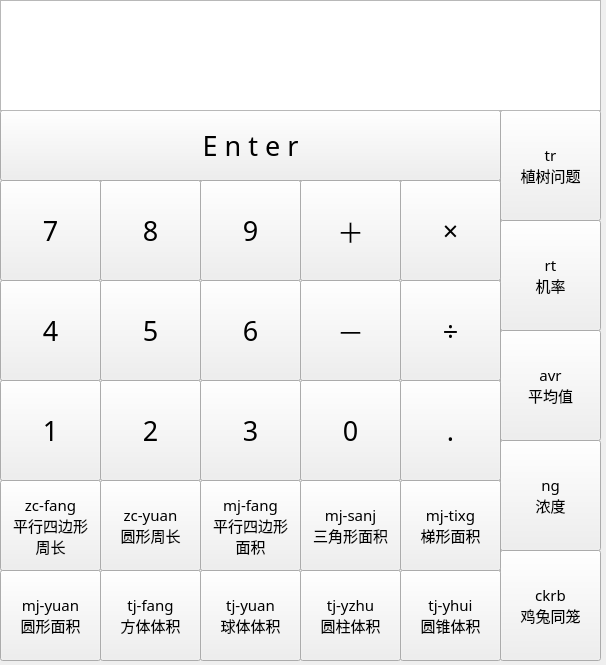
Above: Window/Window.ui from mrczf/friendly before the change. Below: the same form after it.
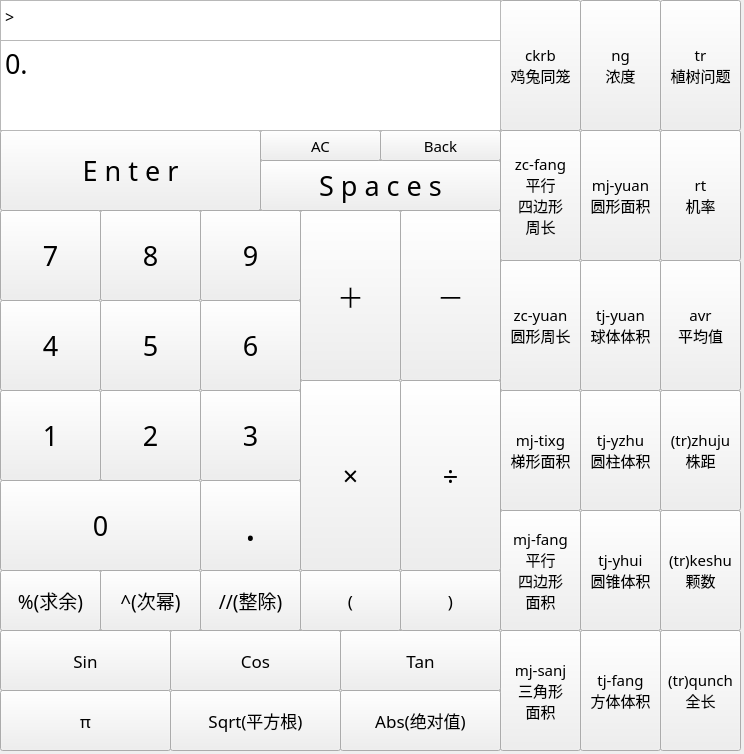
That is the form after the change.

What changed in the file:
```diff
--- a/Window/Window.ui
+++ b/Window/Window.ui
@@ -6,8 +6,8 @@
    <rect>
     <x>0</x>
     <y>0</y>
-    <width>606</width>
-    <height>665</height>
+    <width>744</width>
+    <height>754</height>
    </rect>
   </property>
   <property name="windowTitle">
@@ -26,10 +26,10 @@
    <widget class="QPushButton" name="tr">
     <property name="geometry">
      <rect>
-      <x>500</x>
-      <y>110</y>
-      <width>101</width>
-      <height>111</height>
+      <x>660</x>
+      <y>0</y>
+      <width>81</width>
+      <height>131</height>
      </rect>
     </property>
     <property name="font">
@@ -46,10 +46,10 @@
    <widget class="QPushButton" name="rt">
     <property name="geometry">
      <rect>
-      <x>500</x>
-      <y>220</y>
-      <width>101</width>
-      <height>111</height>
+      <x>660</x>
+      <y>130</y>
+      <width>81</width>
+      <height>131</height>
      </rect>
     </property>
     <property name="font">
@@ -66,10 +66,10 @@
    <widget class="QPushButton" name="avr">
     <property name="geometry">
      <rect>
-      <x>500</x>
-      <y>330</y>
-      <width>101</width>
-      <height>111</height>
+      <x>660</x>
+      <y>260</y>
+      <width>81</width>
+      <height>131</height>
      </rect>
     </property>
     <property name="font">
@@ -86,10 +86,10 @@
    <widget class="QPushButton" name="ng">
     <property name="geometry">
      <rect>
-      <x>500</x>
-      <y>440</y>
-      <width>101</width>
-      <height>111</height>
+      <x>580</x>
+      <y>0</y>
+      <width>81</width>
+      <height>131</height>
      </rect>
     </property>
     <property name="font">
@@ -107,9 +107,9 @@
     <property name="geometry">
      <rect>
       <x>500</x>
-      <y>550</y>
-      <width>101</width>
-      <height>111</height>
+      <y>0</y>
+      <width>81</width>
+      <height>131</height>
      </rect>
     </property>
     <property name="font">
@@ -129,10 +129,10 @@
    <widget class="QPushButton" name="tj_yhui">
     <property name="geometry">
      <rect>
-      <x>400</x>
-      <y>570</y>
-      <width>101</width>
-      <height>91</height>
+      <x>580</x>
+      <y>510</y>
+      <width>81</width>
+      <height>121</height>
      </rect>
     </property>
     <property name="font">
@@ -149,10 +149,10 @@
    <widget class="QPushButton" name="mj_yuan">
     <property name="geometry">
      <rect>
-      <x>0</x>
-      <y>570</y>
-      <width>101</width>
-      <height>91</height>
+      <x>580</x>
+      <y>130</y>
+      <width>81</width>
+      <height>131</height>
      </rect>
     </property>
     <property name="font">
@@ -169,10 +169,10 @@
    <widget class="QPushButton" name="tj_fang">
     <property name="geometry">
      <rect>
-      <x>100</x>
-      <y>570</y>
-      <width>101</width>
-      <height>91</height>
+      <x>580</x>
+      <y>630</y>
+      <width>81</width>
+      <height>121</height>
      </rect>
     </property>
     <property name="font">
@@ -189,10 +189,10 @@
    <widget class="QPushButton" name="tj_yuan">
     <property name="geometry">
      <rect>
-      <x>200</x>
-      <y>570</y>
-      <width>101</width>
-      <height>91</height>
+      <x>580</x>
+      <y>260</y>
+      <width>81</width>
+      <height>131</height>
      </rect>
     </property>
     <property name="font">
@@ -209,10 +209,10 @@
    <widget class="QPushButton" name="tj_yzhu">
     <property name="geometry">
      <rect>
-      <x>300</x>
-      <y>570</y>
-      <width>101</width>
-      <height>91</height>
+      <x>580</x>
+      <y>390</y>
+      <width>81</width>
+      <height>121</height>
      </rect>
     </property>
     <property name="font">
@@ -229,10 +229,10 @@
    <widget class="QPushButton" name="mj_tixg">
     <property name="geometry">
      <rect>
-      <x>400</x>
-      <y>480</y>
-      <width>101</width>
-      <height>91</height>
+      <x>500</x>
+      <y>390</y>
+      <width>81</width>
+      <height>121</height>
      </rect>
     </property>
     <property name="font">
@@ -246,34 +246,13 @@
 梯形面积</string>
     </property>
    </widget>
-   <widget class="QPushButton" name="zc_fang">
-    <property name="geometry">
-     <rect>
-      <x>0</x>
-      <y>480</y>
-      <width>101</width>
-      <height>91</height>
-     </rect>
-    </property>
-    <property name="font">
-     <font>
-      <family>Candara Light</family>
-      <pointsize>11</pointsize>
-     </font>
-    </property>
-    <property name="text">
-     <string>zc-fang
-平行四边形
-周长</string>
-    </property>
-   </widget>
    <widget class="QPushButton" name="zc_yuan">
     <property name="geometry">
      <rect>
-      <x>100</x>
-      <y>480</y>
-      <width>101</width>
-      <height>91</height>
+      <x>500</x>
+      <y>260</y>
+      <width>81</width>
+      <height>131</height>
      </rect>
     </property>
     <property name="font">
@@ -290,10 +269,10 @@
    <widget class="QPushButton" name="mj_fang">
     <property name="geometry">
      <rect>
-      <x>200</x>
-      <y>480</y>
-      <width>101</width>
-      <height>91</height>
+      <x>500</x>
+      <y>510</y>
+      <width>81</width>
+      <height>121</height>
      </rect>
     </property>
     <property name="font">
@@ -304,17 +283,18 @@
     </property>
     <property name="text">
      <string>mj-fang
-平行四边形
+平行
+四边形
 面积</string>
     </property>
    </widget>
    <widget class="QPushButton" name="mj_sanj">
     <property name="geometry">
      <rect>
-      <x>300</x>
-      <y>480</y>
-      <width>101</width>
-      <height>91</height>
+      <x>500</x>
+      <y>630</y>
+      <width>81</width>
+      <height>121</height>
      </rect>
     </property>
     <property name="font">
@@ -325,16 +305,17 @@
     </property>
     <property name="text">
      <string>mj-sanj
-三角形面积</string>
+三角形
+面积</string>
     </property>
    </widget>
-   <widget class="QPushButton" name="EnterButton">
+   <widget class="QToolButton" name="EnterButton">
     <property name="geometry">
      <rect>
       <x>0</x>
-      <y>110</y>
-      <width>501</width>
-      <height>71</height>
+      <y>130</y>
+      <width>261</width>
+      <height>81</height>
      </rect>
     </property>
     <property name="font">
@@ -351,9 +332,9 @@
     <property name="geometry">
      <rect>
       <x>0</x>
-      <y>180</y>
+      <y>210</y>
       <width>101</width>
-      <height>101</height>
+      <height>91</height>
      </rect>
     </property>
     <property name="font">
@@ -370,9 +351,9 @@
     <property name="geometry">
      <rect>
       <x>100</x>
-      <y>180</y>
+      <y>210</y>
       <width>101</width>
-      <height>101</height>
+      <height>91</height>
      </rect>
     </property>
     <property name="font">
@@ -389,9 +370,9 @@
     <property name="geometry">
      <rect>
       <x>200</x>
-      <y>180</y>
+      <y>210</y>
       <width>101</width>
-      <height>101</height>
+      <height>91</height>
      </rect>
     </property>
     <property name="font">
@@ -408,9 +389,9 @@
     <property name="geometry">
      <rect>
       <x>200</x>
-      <y>380</y>
+      <y>390</y>
       <width>101</width>
-      <height>101</height>
+      <height>91</height>
      </rect>
     </property>
     <property name="font">
@@ -427,9 +408,9 @@
     <property name="geometry">
      <rect>
       <x>0</x>
-      <y>380</y>
+      <y>390</y>
       <width>101</width>
-      <height>101</height>
+      <height>91</height>
      </rect>
     </property>
     <property name="font">
@@ -446,9 +427,9 @@
     <property name="geometry">
      <rect>
       <x>100</x>
-      <y>380</y>
+      <y>390</y>
       <width>101</width>
-      <height>101</height>
+      <height>91</height>
      </rect>
     </property>
     <property name="font">
@@ -465,9 +446,9 @@
     <property name="geometry">
      <rect>
       <x>200</x>
-      <y>280</y>
+      <y>300</y>
       <width>101</width>
-      <height>101</height>
+      <height>91</height>
      </rect>
     </property>
     <property name="font">
@@ -484,9 +465,9 @@
     <property name="geometry">
      <rect>
       <x>0</x>
-      <y>280</y>
+      <y>300</y>
       <width>101</width>
-      <height>101</height>
+      <height>91</height>
      </rect>
     </property>
     <property name="font">
@@ -503,9 +484,9 @@
     <property name="geometry">
      <rect>
       <x>100</x>
-      <y>280</y>
+      <y>300</y>
       <width>101</width>
-      <height>101</height>
+      <height>91</height>
      </rect>
     </property>
     <property name="font">
@@ -521,10 +502,10 @@
    <widget class="QPushButton" name="key0">
     <property name="geometry">
      <rect>
-      <x>300</x>
-      <y>380</y>
-      <width>101</width>
-      <height>101</height>
+      <x>0</x>
+      <y>480</y>
+      <width>201</width>
+      <height>91</height>
      </rect>
     </property>
     <property name="font">
@@ -540,16 +521,16 @@
    <widget class="QPushButton" name="num_dot">
     <property name="geometry">
      <rect>
-      <x>400</x>
-      <y>380</y>
+      <x>200</x>
+      <y>480</y>
       <width>101</width>
-      <height>101</height>
+      <height>91</height>
      </rect>
     </property>
     <property name="font">
      <font>
       <family>Microsoft JhengHei Light</family>
-      <pointsize>20</pointsize>
+      <pointsize>30</pointsize>
      </font>
     </property>
     <property name="text">
@@ -560,9 +541,9 @@
     <property name="geometry">
      <rect>
       <x>300</x>
-      <y>180</y>
+      <y>210</y>
       <width>101</width>
-      <height>101</height>
+      <height>171</height>
      </rect>
     </property>
     <property name="font">
@@ -578,10 +559,10 @@
    <widget class="QPushButton" name="Times">
     <property name="geometry">
      <rect>
-      <x>400</x>
-      <y>180</y>
+      <x>300</x>
+      <y>380</y>
       <width>101</width>
-      <height>101</height>
+      <height>191</height>
      </rect>
     </property>
     <property name="font">
@@ -597,10 +578,10 @@
    <widget class="QPushButton" name="Minus">
     <property name="geometry">
      <rect>
-      <x>300</x>
-      <y>280</y>
+      <x>400</x>
+      <y>210</y>
       <width>101</width>
-      <height>101</height>
+      <height>171</height>
      </rect>
     </property>
     <property name="font">
@@ -617,9 +598,9 @@
     <property name="geometry">
      <rect>
       <x>400</x>
-      <y>280</y>
+      <y>380</y>
       <width>101</width>
-      <height>101</height>
+      <height>191</height>
      </rect>
     </property>
     <property name="font">
@@ -632,24 +613,407 @@
      <string>÷</string>
     </property>
    </widget>
-   <widget class="QPlainTextEdit" name="plainTextEdit">
+   <widget class="QToolButton" name="Spaces">
+    <property name="geometry">
+     <rect>
+      <x>260</x>
+      <y>160</y>
+      <width>241</width>
+      <height>51</height>
+     </rect>
+    </property>
+    <property name="font">
+     <font>
+      <family>Corbel Light</family>
+      <pointsize>20</pointsize>
+      <strikeout>false</strikeout>
+      <kerning>true</kerning>
+     </font>
+    </property>
+    <property name="text">
+     <string>S p a c e s</string>
+    </property>
+   </widget>
+   <widget class="QToolButton" name="AC">
+    <property name="geometry">
+     <rect>
+      <x>260</x>
+      <y>130</y>
+      <width>121</width>
+      <height>31</height>
+     </rect>
+    </property>
+    <property name="font">
+     <font>
+      <family>Corbel Light</family>
+      <pointsize>11</pointsize>
+     </font>
+    </property>
+    <property name="text">
+     <string>AC</string>
+    </property>
+   </widget>
+   <widget class="QToolButton" name="BK">
+    <property name="geometry">
+     <rect>
+      <x>380</x>
+      <y>130</y>
+      <width>121</width>
+      <height>31</height>
+     </rect>
+    </property>
+    <property name="font">
+     <font>
+      <family>Corbel Light</family>
+      <pointsize>11</pointsize>
+     </font>
+    </property>
+    <property name="text">
+     <string>Back</string>
+    </property>
+   </widget>
+   <widget class="QPushButton" name="Remainder">
+    <property name="geometry">
+     <rect>
+      <x>0</x>
+      <y>570</y>
+      <width>101</width>
+      <height>61</height>
+     </rect>
+    </property>
+    <property name="font">
+     <font>
+      <family>Microsoft JhengHei Light</family>
+      <pointsize>14</pointsize>
+     </font>
+    </property>
+    <property name="text">
+     <string>%(求余)</string>
+    </property>
+   </widget>
+   <widget class="QPushButton" name="Exact">
+    <property name="geometry">
+     <rect>
+      <x>200</x>
+      <y>570</y>
+      <width>101</width>
+      <height>61</height>
+     </rect>
+    </property>
+    <property name="font">
+     <font>
+      <family>Microsoft JhengHei Light</family>
+      <pointsize>14</pointsize>
+     </font>
+    </property>
+    <property name="text">
+     <string>//(整除)</string>
+    </property>
+   </widget>
+   <widget class="QPushButton" name="Power">
+    <property name="geometry">
+     <rect>
+      <x>100</x>
+      <y>570</y>
+      <width>101</width>
+      <height>61</height>
+     </rect>
+    </property>
+    <property name="font">
+     <font>
+      <family>Microsoft JhengHei Light</family>
+      <pointsize>14</pointsize>
+     </font>
+    </property>
+    <property name="text">
+     <string>^(次幂)</string>
+    </property>
+   </widget>
+   <widget class="QPushButton" name="sin">
+    <property name="geometry">
+     <rect>
+      <x>0</x>
+      <y>630</y>
+      <width>171</width>
+      <height>61</height>
+     </rect>
+    </property>
+    <property name="font">
+     <font>
+      <family>Candara Light</family>
+      <pointsize>13</pointsize>
+     </font>
+    </property>
+    <property name="text">
+     <string>Sin</string>
+    </property>
+   </widget>
+   <widget class="QPushButton" name="tan">
+    <property name="geometry">
+     <rect>
+      <x>340</x>
+      <y>630</y>
+      <width>161</width>
+      <height>61</height>
+     </rect>
+    </property>
+    <property name="font">
+     <font>
+      <family>Candara Light</family>
+      <pointsize>13</pointsize>
+     </font>
+    </property>
+    <property name="text">
+     <string>Tan</string>
+    </property>
+   </widget>
+   <widget class="QPushButton" name="cos">
+    <property name="geometry">
+     <rect>
+      <x>170</x>
+      <y>630</y>
+      <width>171</width>
+      <height>61</height>
+     </rect>
+    </property>
+    <property name="font">
+     <font>
+      <family>Candara Light</family>
+      <pointsize>13</pointsize>
+     </font>
+    </property>
+    <property name="text">
+     <string>Cos</string>
+    </property>
+   </widget>
+   <widget class="QPushButton" name="abs">
+    <property name="geometry">
+     <rect>
+      <x>340</x>
+      <y>690</y>
+      <width>161</width>
+      <height>61</height>
+     </rect>
+    </property>
+    <property name="font">
+     <font>
+      <family>Candara Light</family>
+      <pointsize>13</pointsize>
+     </font>
+    </property>
+    <property name="text">
+     <string>Abs(绝对值)</string>
+    </property>
+   </widget>
+   <widget class="QPushButton" name="sqrt">
+    <property name="geometry">
+     <rect>
+      <x>170</x>
+      <y>690</y>
+      <width>171</width>
+      <height>61</height>
+     </rect>
+    </property>
+    <property name="font">
+     <font>
+      <family>Candara Light</family>
+      <pointsize>13</pointsize>
+     </font>
+    </property>
+    <property name="text">
+     <string>Sqrt(平方根)</string>
+    </property>
+   </widget>
+   <widget class="QPushButton" name="pie">
+    <property name="geometry">
+     <rect>
+      <x>0</x>
+      <y>690</y>
+      <width>171</width>
+      <height>61</height>
+     </rect>
+    </property>
+    <property name="font">
+     <font>
+      <family>Candara Light</family>
+      <pointsize>13</pointsize>
+     </font>
+    </property>
+    <property name="text">
+     <string>π</string>
+    </property>
+   </widget>
+   <widget class="QPushButton" name="rightq">
+    <property name="geometry">
+     <rect>
+      <x>400</x>
+      <y>570</y>
+      <width>101</width>
+      <height>61</height>
+     </rect>
+    </property>
+    <property name="font">
+     <font>
+      <family>Candara Light</family>
+      <pointsize>13</pointsize>
+     </font>
+    </property>
+    <property name="text">
+     <string>)</string>
+    </property>
+   </widget>
+   <widget class="QPushButton" name="leftq">
+    <property name="geometry">
+     <rect>
+      <x>300</x>
+      <y>570</y>
+      <width>101</width>
+      <height>61</height>
+     </rect>
+    </property>
+    <property name="font">
+     <font>
+      <family>Candara Light</family>
+      <pointsize>13</pointsize>
+     </font>
+    </property>
+    <property name="text">
+     <string>(</string>
+    </property>
+   </widget>
+   <widget class="QPushButton" name="keshu">
+    <property name="geometry">
+     <rect>
+      <x>660</x>
+      <y>510</y>
+      <width>81</width>
+      <height>121</height>
+     </rect>
+    </property>
+    <property name="font">
+     <font>
+      <family>Candara Light</family>
+      <pointsize>11</pointsize>
+     </font>
+    </property>
+    <property name="text">
+     <string>(tr)keshu
+颗数</string>
+    </property>
+    <property name="flat">
+     <bool>false</bool>
+    </property>
+   </widget>
+   <widget class="QPushButton" name="zhuju">
+    <property name="geometry">
+     <rect>
+      <x>660</x>
+      <y>390</y>
+      <width>81</width>
+      <height>121</height>
+     </rect>
+    </property>
+    <property name="font">
+     <font>
+      <family>Candara Light</family>
+      <pointsize>11</pointsize>
+     </font>
+    </property>
+    <property name="text">
+     <string>(tr)zhuju
+株距</string>
+    </property>
+    <property name="flat">
+     <bool>false</bool>
+    </property>
+   </widget>
+   <widget class="QPushButton" name="qunch">
+    <property name="geometry">
+     <rect>
+      <x>660</x>
+      <y>630</y>
+      <width>81</width>
+      <height>121</height>
+     </rect>
+    </property>
+    <property name="font">
+     <font>
+      <family>Candara Light</family>
+      <pointsize>11</pointsize>
+     </font>
+    </property>
+    <property name="text">
+     <string>(tr)qunch
+全长</string>
+    </property>
+    <property name="flat">
+     <bool>false</bool>
+    </property>
+   </widget>
+   <widget class="QPlainTextEdit" name="ResultNum">
+    <property name="geometry">
+     <rect>
+      <x>0</x>
+      <y>40</y>
+      <width>501</width>
+      <height>91</height>
+     </rect>
+    </property>
+    <property name="font">
+     <font>
+      <family>Bahnschrift Light</family>
+      <pointsize>20</pointsize>
+     </font>
+    </property>
+    <property name="readOnly">
+     <bool>true</bool>
+    </property>
+    <property name="plainText">
+     <string>0.</string>
+    </property>
+   </widget>
+   <widget class="QPlainTextEdit" name="Command">
     <property name="geometry">
      <rect>
       <x>0</x>
       <y>0</y>
-      <width>601</width>
-      <height>111</height>
+      <width>501</width>
+      <height>41</height>
      </rect>
     </property>
     <property name="font">
      <font>
-      <family>Microsoft JhengHei Light</family>
-      <pointsize>18</pointsize>
+      <family>Bahnschrift Light SemiCondensed</family>
+      <pointsize>12</pointsize>
      </font>
     </property>
+    <property name="readOnly">
+     <bool>true</bool>
+    </property>
     <property name="plainText">
-     <string>
-</string>
+     <string>&gt;</string>
+    </property>
+   </widget>
+   <widget class="QPushButton" name="zc_fang">
+    <property name="geometry">
+     <rect>
+      <x>500</x>
+      <y>130</y>
+      <width>81</width>
+      <height>131</height>
+     </rect>
+    </property>
+    <property name="font">
+     <font>
+      <family>Candara Light</family>
+      <pointsize>11</pointsize>
+     </font>
+    </property>
+    <property name="text">
+     <string>zc-fang
+平行
+四边形
+周长</string>
     </property>
    </widget>
   </widget>
```
Left out of the diff: 6 changed lines with no effect on the pictures.
